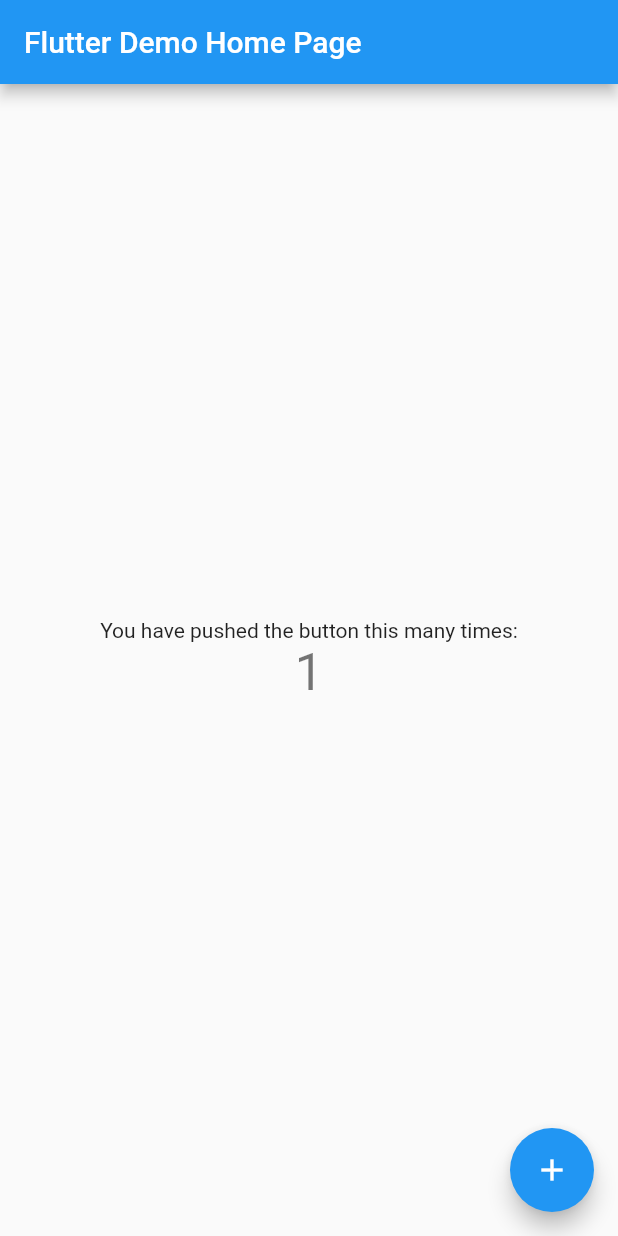
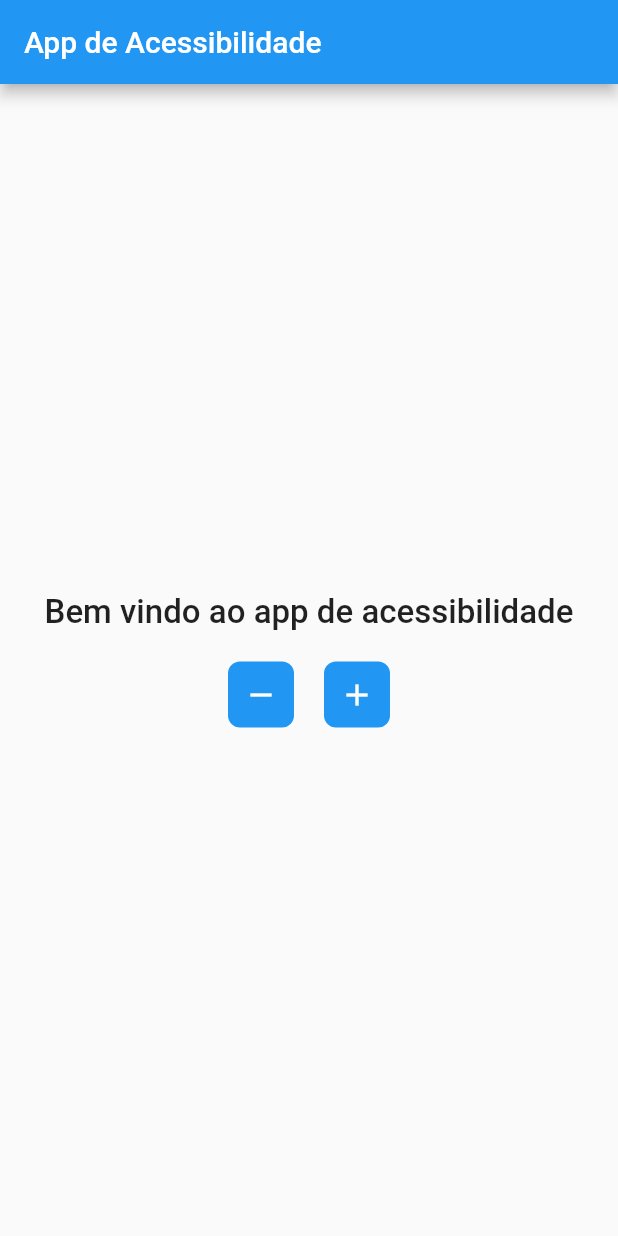
Before and after one commit to DolAndi/flutter-g2-accessibility, a Flutter app: the screen it shows after launch, after a tap on the "add" icon, on a phone screen of 412 x 824 dp. Run offline on Flutter 3.47's test engine with Material 2 defaults, Android fonts, the light colour scheme and no system bars.

Commit message:
botões de aumentar/diminuir

```diff
--- a/accessibility_flutter/lib/main.dart
+++ b/accessibility_flutter/lib/main.dart
@@ -1,115 +1,19 @@
 import 'package:flutter/material.dart';
+import 'screens/home_screen.dart';
 
 void main() {
-  runApp(const MyApp());
+  runApp(AccessibilityApp());
 }
 
-class MyApp extends StatelessWidget {
-  const MyApp({super.key});
-
-  // This widget is the root of your application.
+class AccessibilityApp extends StatelessWidget {
   @override
   Widget build(BuildContext context) {
     return MaterialApp(
-      title: 'Flutter Demo',
+      title: 'Accessibility App',
       theme: ThemeData(
-        // This is the theme of your application.
-        //
-        // Try running your application with "flutter run". You'll see the
-        // application has a blue toolbar. Then, without quitting the app, try
-        // changing the primarySwatch below to Colors.green and then invoke
-        // "hot reload" (press "r" in the console where you ran "flutter run",
-        // or simply save your changes to "hot reload" in a Flutter IDE).
-        // Notice that the counter didn't reset back to zero; the application
-        // is not restarted.
         primarySwatch: Colors.blue,
       ),
-      home: const MyHomePage(title: 'Flutter Demo Home Page'),
+      home: HomeScreen(),
     );
   }
 }
-
-class MyHomePage extends StatefulWidget {
-  const MyHomePage({super.key, required this.title});
-
-  // This widget is the home page of your application. It is stateful, meaning
-  // that it has a State object (defined below) that contains fields that affect
-  // how it looks.
-
-  // This class is the configuration for the state. It holds the values (in this
-  // case the title) provided by the parent (in this case the App widget) and
-  // used by the build method of the State. Fields in a Widget subclass are
-  // always marked "final".
-
-  final String title;
-
-  @override
-  State<MyHomePage> createState() => _MyHomePageState();
-}
-
-class _MyHomePageState extends State<MyHomePage> {
-  int _counter = 0;
-
-  void _incrementCounter() {
-    setState(() {
-      // This call to setState tells the Flutter framework that something has
-      // changed in this State, which causes it to rerun the build method below
-      // so that the display can reflect the updated values. If we changed
-      // _counter without calling setState(), then the build method would not be
-      // called again, and so nothing would appear to happen.
-      _counter++;
-    });
-  }
-
-  @override
-  Widget build(BuildContext context) {
-    // This method is rerun every time setState is called, for instance as done
-    // by the _incrementCounter method above.
-    //
-    // The Flutter framework has been optimized to make rerunning build methods
-    // fast, so that you can just rebuild anything that needs updating rather
-    // than having to individually change instances of widgets.
-    return Scaffold(
-      appBar: AppBar(
-        // Here we take the value from the MyHomePage object that was created by
-        // the App.build method, and use it to set our appbar title.
-        title: Text(widget.title),
-      ),
-      body: Center(
-        // Center is a layout widget. It takes a single child and positions it
-        // in the middle of the parent.
-        child: Column(
-          // Column is also a layout widget. It takes a list of children and
-          // arranges them vertically. By default, it sizes itself to fit its
-          // children horizontally, and tries to be as tall as its parent.
-          //
-          // Invoke "debug painting" (press "p" in the console, choose the
-          // "Toggle Debug Paint" action from the Flutter Inspector in Android
-          // Studio, or the "Toggle Debug Paint" command in Visual Studio Code)
-          // to see the wireframe for each widget.
-          //
-          // Column has various properties to control how it sizes itself and
-          // how it positions its children. Here we use mainAxisAlignment to
-          // center the children vertically; the main axis here is the vertical
-          // axis because Columns are vertical (the cross axis would be
-          // horizontal).
-          mainAxisAlignment: MainAxisAlignment.center,
-          children: <Widget>[
-            const Text(
-              'You have pushed the button this many times:',
-            ),
-            Text(
-              '$_counter',
-              style: Theme.of(context).textTheme.headlineMedium,
-            ),
-          ],
-        ),
-      ),
-      floatingActionButton: FloatingActionButton(
-        onPressed: _incrementCounter,
-        tooltip: 'Increment',
-        child: const Icon(Icons.add),
-      ), // This trailing comma makes auto-formatting nicer for build methods.
-    );
-  }
-}
--- /dev/null
+++ b/accessibility_flutter/lib/screens/home_screen.dart
@@ -0,0 +1,117 @@
+import 'package:flutter/material.dart';
+import 'package:flutter/services.dart';
+
+class HomeScreen extends StatefulWidget {
+  @override
+  _HomeScreenState createState() => _HomeScreenState();
+}
+
+class _HomeScreenState extends State<HomeScreen> {
+  double _textScaleFactor = 1.0;
+
+  void _increaseTextSize() {
+    setState(() {
+      _textScaleFactor += 0.1;
+    });
+  }
+
+  void _decreaseTextSize() {
+    setState(() {
+      if (_textScaleFactor > 0.1) {
+        _textScaleFactor -= 0.1;
+      }
+    });
+  }
+
+  @override
+  Widget build(BuildContext context) {
+    return Scaffold(
+      appBar: AppBar(
+        title: Text('App de Acessibilidade'),
+      ),
+      body: Center(
+        child: Column(
+          mainAxisAlignment: MainAxisAlignment.center,
+          children: [
+            MediaQuery(
+              data: MediaQuery.of(context).copyWith(
+                textScaleFactor: _textScaleFactor,
+              ),
+              child: Text(
+                'Bem vindo ao app de acessibilidade',
+                style: Theme.of(context).textTheme.headline6,
+                textAlign: TextAlign.center,
+              ),
+            ),
+            SizedBox(height: 20),
+            Row(
+              mainAxisAlignment: MainAxisAlignment.center,
+              children: [
+                Semantics(
+                  label: 'Decrease Text Size Button',
+                  hint: 'Double tap to decrease text size',
+                  button: true,
+                  onTapHint: 'Double tap to decrease text size',
+                  child: GestureDetector(
+                    onTap: _decreaseTextSize,
+                    child: Container(
+                      padding: EdgeInsets.all(10),
+                      decoration: BoxDecoration(
+                        color: Colors.blue,
+                        borderRadius: BorderRadius.circular(8),
+                      ),
+                      child: Icon(
+                        Icons.remove,
+                        color: Colors.white,
+                        size: 24,
+                      ),
+                    ),
+                  ),
+                ),
+                SizedBox(width: 20),
+                Semantics(
+                  label: 'Increase Text Size Button',
+                  hint: 'Double tap to increase text size',
+                  button: true,
+                  onTapHint: 'Double tap to increase text size',
+                  child: GestureDetector(
+                    onTap: _increaseTextSize,
+                    child: Container(
+                      padding: EdgeInsets.all(10),
+                      decoration: BoxDecoration(
+                        color: Colors.blue,
+                        borderRadius: BorderRadius.circular(8),
+                      ),
+                      child: Icon(
+                        Icons.add,
+                        color: Colors.white,
+                        size: 24,
+                      ),
+                    ),
+                  ),
+                ),
+              ],
+            ),
+          ],
+        ),
+      ),
+    );
+  }
+}
+
+class AccessibilityApp extends StatelessWidget {
+  @override
+  Widget build(BuildContext context) {
+    return MaterialApp(
+      title: 'App de acessibilidade',
+      theme: ThemeData(
+        primarySwatch: Colors.blue,
+      ),
+      home: HomeScreen(),
+    );
+  }
+}
+
+void main() {
+  runApp(AccessibilityApp());
+}
```
